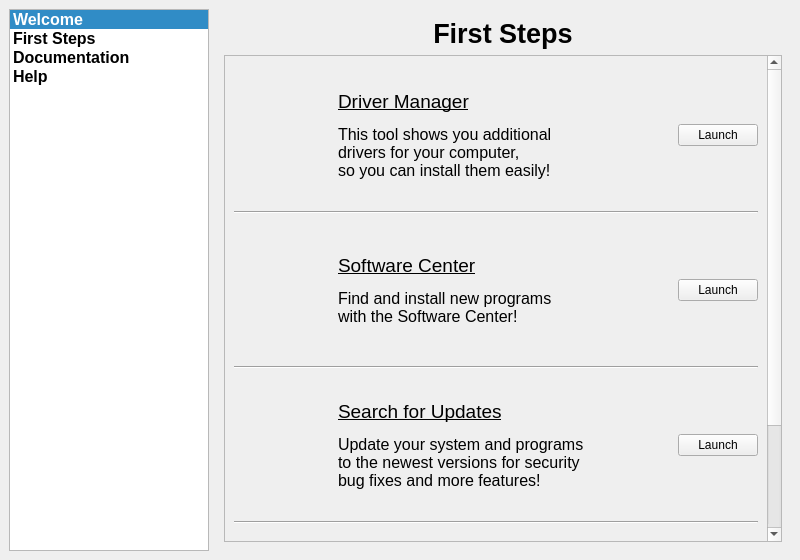
Qt form mainwindow.ui (em1lyy/welcome-screen) before a commit.
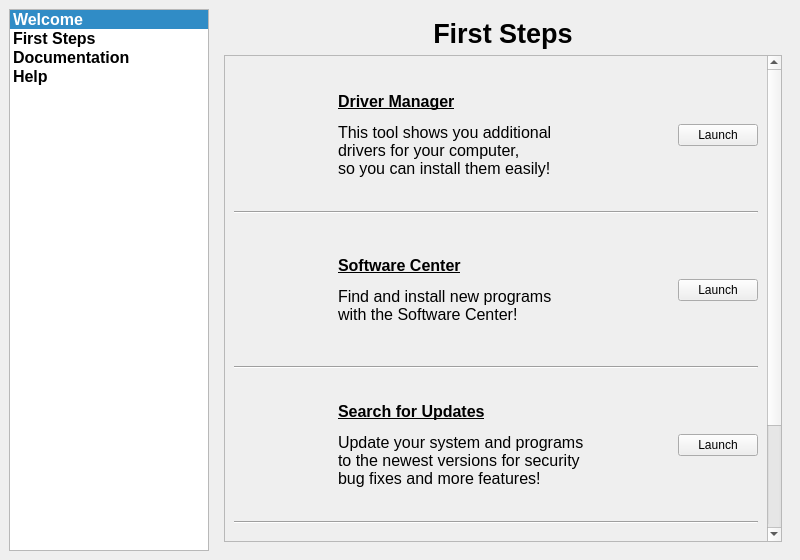
The same form after that commit. The open tabs and pages were chosen to show the change. Icons and pictures are not drawn.

Commit message: Change item font (similar to software center)

```diff
--- a/mainwindow.ui
+++ b/mainwindow.ui
@@ -388,7 +388,7 @@
            <property name="geometry">
             <rect>
              <x>0</x>
-             <y>0</y>
+             <y>-137</y>
              <width>548</width>
              <height>623</height>
             </rect>
@@ -462,7 +462,7 @@
                  </font>
                 </property>
                 <property name="text">
-                 <string>&lt;html&gt;&lt;head/&gt;&lt;body&gt;&lt;p&gt;&lt;span style=&quot; text-decoration: underline;&quot;&gt;Driver Manager&lt;/span&gt;&lt;/p&gt;&lt;p&gt;&lt;span style=&quot; font-size:12pt;&quot;&gt;This tool shows you additional&lt;br/&gt;drivers for your computer,&lt;br/&gt;so you can install them easily!&lt;/span&gt;&lt;/p&gt;&lt;/body&gt;&lt;/html&gt;</string>
+                 <string>&lt;html&gt;&lt;head/&gt;&lt;body&gt;&lt;p&gt;&lt;span style=&quot; font-size:12pt; font-weight:600; text-decoration: underline;&quot;&gt;Driver Manager&lt;/span&gt;&lt;/p&gt;&lt;p&gt;&lt;span style=&quot; font-size:12pt;&quot;&gt;This tool shows you additional&lt;br/&gt;drivers for your computer,&lt;br/&gt;so you can install them easily!&lt;/span&gt;&lt;/p&gt;&lt;/body&gt;&lt;/html&gt;</string>
                 </property>
                 <property name="alignment">
                  <set>Qt::AlignLeading|Qt::AlignLeft|Qt::AlignVCenter</set>
@@ -572,7 +572,7 @@
                  </font>
                 </property>
                 <property name="text">
-                 <string>&lt;html&gt;&lt;head/&gt;&lt;body&gt;&lt;p&gt;&lt;span style=&quot; text-decoration: underline;&quot;&gt;Software Center&lt;/span&gt;&lt;/p&gt;&lt;p&gt;&lt;span style=&quot; font-size:12pt;&quot;&gt;Find and install new programs&lt;br/&gt;with the Software Center!&lt;/span&gt;&lt;/p&gt;&lt;/body&gt;&lt;/html&gt;</string>
+                 <string>&lt;html&gt;&lt;head/&gt;&lt;body&gt;&lt;p&gt;&lt;span style=&quot; font-size:12pt; font-weight:600; text-decoration: underline;&quot;&gt;Software Center&lt;/span&gt;&lt;/p&gt;&lt;p&gt;&lt;span style=&quot; font-size:12pt;&quot;&gt;Find and install new programs&lt;br/&gt;with the Software Center!&lt;/span&gt;&lt;/p&gt;&lt;/body&gt;&lt;/html&gt;</string>
                 </property>
                 <property name="alignment">
                  <set>Qt::AlignLeading|Qt::AlignLeft|Qt::AlignVCenter</set>
@@ -682,7 +682,7 @@
                  </font>
                 </property>
                 <property name="text">
-                 <string>&lt;html&gt;&lt;head/&gt;&lt;body&gt;&lt;p&gt;&lt;span style=&quot; text-decoration: underline;&quot;&gt;Search for Updates&lt;/span&gt;&lt;/p&gt;&lt;p&gt;&lt;span style=&quot; font-size:12pt;&quot;&gt;Update your system and programs&lt;br/&gt;to the newest versions for security&lt;br/&gt;bug fixes and more features!&lt;/span&gt;&lt;/p&gt;&lt;/body&gt;&lt;/html&gt;</string>
+                 <string>&lt;html&gt;&lt;head/&gt;&lt;body&gt;&lt;p&gt;&lt;span style=&quot; font-size:12pt; font-weight:600; text-decoration: underline;&quot;&gt;Search for Updates&lt;/span&gt;&lt;/p&gt;&lt;p&gt;&lt;span style=&quot; font-size:12pt;&quot;&gt;Update your system and programs&lt;br/&gt;to the newest versions for security&lt;br/&gt;bug fixes and more features!&lt;/span&gt;&lt;/p&gt;&lt;/body&gt;&lt;/html&gt;</string>
                 </property>
                 <property name="alignment">
                  <set>Qt::AlignLeading|Qt::AlignLeft|Qt::AlignVCenter</set>
```
Left out of the diff: 194 changed lines with no effect on the pictures.
